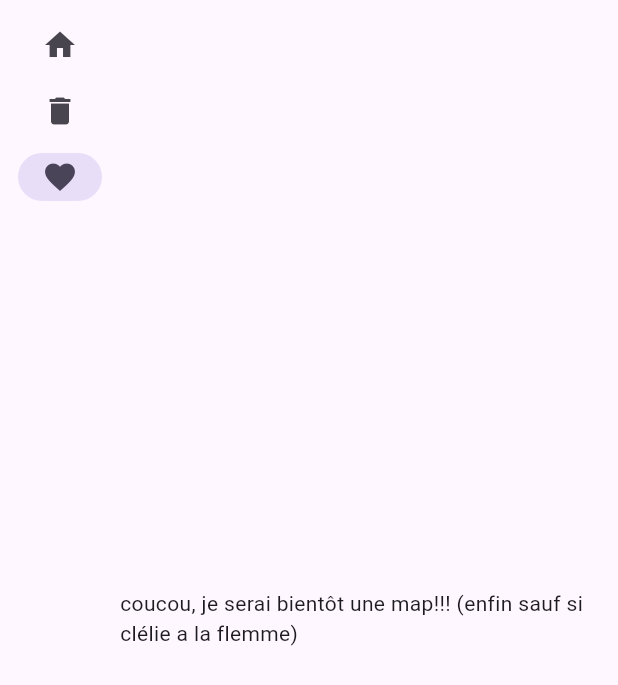
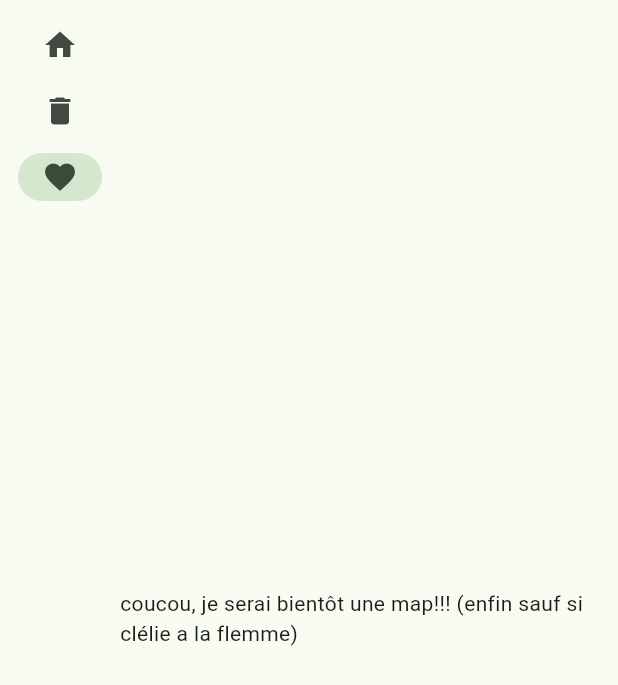
Before and after one commit to lylykin/TRISTAN, a Flutter app: the screen it shows after launch, after a tap on "ta mère le setting", after a tap on "ta mère la favorite", on a phone screen of 412 x 824 dp. Shown: the top 685 px of the screen. Run offline on Flutter 3.47's test engine with Material 3 defaults, Android fonts, the light colour scheme and no system bars.

Commit message:
feat : imporved the bincard widget appearance, added a button

```diff
--- a/tristapp/lib/main.dart
+++ b/tristapp/lib/main.dart
@@ -13,7 +13,15 @@ class MainApp extends StatelessWidget {
 
   @override
   Widget build(BuildContext context) {
-    return const MaterialApp(home: HomePage());
+    return MaterialApp(
+      title: "TRISTAN",
+      home: HomePage(),
+
+      theme: ThemeData(
+        colorScheme: ColorScheme.fromSeed(seedColor: Colors.green),
+        brightness: Brightness.light, // erreur si on met dark
+      ),
+    );
   }
 }
 
--- a/tristapp/lib/widget/bincard.dart
+++ b/tristapp/lib/widget/bincard.dart
@@ -19,7 +19,15 @@ class BinCard extends StatelessWidget {
           mainAxisSize: MainAxisSize.min,
           children: [
             Column(
-              children: [Icon(Icons.delete), Text("Sélectionner la borne")],
+              children: [
+                Image.asset(
+                  'assets/trash_img.jpg',
+                ), //evidemment cette image est provisoire
+                FilledButton(
+                  onPressed: ButtonPress,
+                  child: Text("Sélectionner la borne"),
+                ),
+              ],
             ),
           ],
         ),
@@ -27,3 +35,9 @@ class BinCard extends StatelessWidget {
     );
   }
 }
+
+Widget ButtonPress() {
+  return Text(
+    "je suis pressséééé(je ne sers a rien sauf à éviter la fonction)",
+  );
+}
--- a/tristapp/pubspec.yaml
+++ b/tristapp/pubspec.yaml
@@ -17,3 +17,5 @@ dev_dependencies:
 
 flutter:
   uses-material-design: true
+  assets :
+  - assets/
```
Also changed, not shown: tristapp/assets/trash_img.jpg (added).
